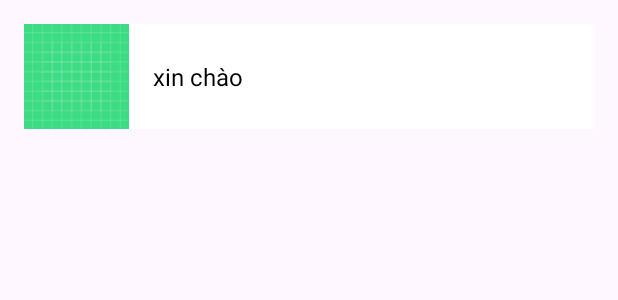
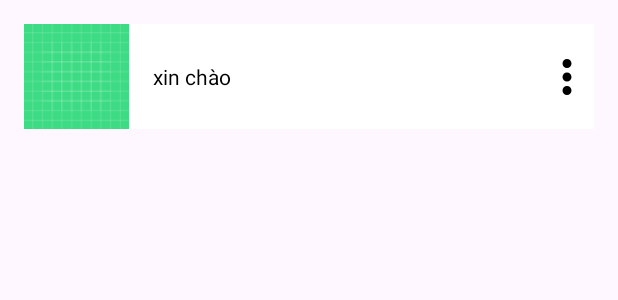
Before and after one commit to chuducnam706/MySharedPhotos, an Android app: the layout item_file.xml on its own in the app's theme, with its tools: preview values and no code run, on a phone screen of 412 x 824 dp. Shown: the top 300 px of the screen. Run offline under Robolectric (Android 15) with nearby library versions, the phone set to English and light mode, and no system bars.

Commit message:
make button delete xml

```diff
--- a/app/src/main/java/com/example/storage/FileActivity.java
+++ b/app/src/main/java/com/example/storage/FileActivity.java
@@ -12,6 +12,7 @@ import android.os.Bundle;
 import android.os.Environment;
 import android.util.Log;
 import android.view.View;
+import android.widget.Toast;
 
 import androidx.annotation.Nullable;
 import androidx.appcompat.app.AppCompatActivity;
@@ -114,4 +115,9 @@ public class FileActivity extends AppCompatActivity implements onClickItem {
         startActivity(intent);
     }
 
+    @Override
+    public void onClickOption(FolderModel model) {
+        Toast.makeText(FileActivity.this, "Bạn đã nhấn vào nút tuỳ chọn: " , Toast.LENGTH_SHORT).show();
+    }
+
 }
--- a/app/src/main/java/com/example/storage/FileAdapter.java
+++ b/app/src/main/java/com/example/storage/FileAdapter.java
@@ -3,6 +3,7 @@ package com.example.storage;
 import android.view.LayoutInflater;
 import android.view.View;
 import android.view.ViewGroup;
+import android.widget.Toast;
 
 import androidx.annotation.NonNull;
 import androidx.recyclerview.widget.RecyclerView;
@@ -55,12 +56,19 @@ public class FileAdapter extends RecyclerView.Adapter<FileAdapter.ViewHolder> {
             super(binding.getRoot());
             this.binding = binding;
 
-
-            binding.getRoot().setOnClickListener(new View.OnClickListener() {
+            binding.imgStorage.setOnClickListener(new View.OnClickListener() {
                 @Override
                 public void onClick(View v) {
                     FolderModel model = data.get(getAbsoluteAdapterPosition());
                     clickItem.onClick(model);
+                }
+            });
+
+            binding.btnOption.setOnClickListener(new View.OnClickListener() {
+                @Override
+                public void onClick(View v) {
+                    FolderModel model = data.get(getAbsoluteAdapterPosition());
+                    clickItem.onClickOption(model);
                 }
             });
         }
--- a/app/src/main/java/com/example/storage/FolderActivity.java
+++ b/app/src/main/java/com/example/storage/FolderActivity.java
@@ -63,4 +63,9 @@
         @Override
         public void onClick(FolderModel model) {}
 
+        @Override
+        public void onClickOption(FolderModel model) {
+
+        }
+
     }
--- a/app/src/main/java/com/example/storage/onClickItem.java
+++ b/app/src/main/java/com/example/storage/onClickItem.java
@@ -3,4 +3,5 @@ package com.example.storage;
 public interface onClickItem {
     void onClick(FolderData data);
     void onClick(FolderModel model);
+    void onClickOption(FolderModel model);
 }
--- /dev/null
+++ b/app/src/main/res/drawable/baseline_more_vert_24.xml
@@ -0,0 +1,5 @@
+<vector xmlns:android="http://schemas.android.com/apk/res/android" android:height="36dp" android:tint="#000000" android:viewportHeight="24" android:viewportWidth="24" android:width="36dp">
+
+    <path android:fillColor="@android:color/white" android:pathData="M12,8c1.1,0 2,-0.9 2,-2s-0.9,-2 -2,-2 -2,0.9 -2,2 0.9,2 2,2zM12,10c-1.1,0 -2,0.9 -2,2s0.9,2 2,2 2,-0.9 2,-2 -0.9,-2 -2,-2zM12,16c-1.1,0 -2,0.9 -2,2s0.9,2 2,2 2,-0.9 2,-2 -0.9,-2 -2,-2z"/>
+
+</vector>
--- a/app/src/main/res/layout/item_file.xml
+++ b/app/src/main/res/layout/item_file.xml
@@ -10,20 +10,34 @@
         android:id="@+id/imgStorage"
         android:layout_width="70dp"
         android:layout_height="70dp"
+        android:src="@drawable/ic_launcher_background"
         app:layout_constraintStart_toStartOf="parent"
-        app:layout_constraintTop_toTopOf="parent"
-        android:src="@drawable/ic_launcher_background" />
+        app:layout_constraintTop_toTopOf="parent" />
 
     <TextView
         android:id="@+id/txtTitlePath"
+        android:layout_width="240dp"
+        android:layout_height="wrap_content"
+        android:layout_marginStart="16dp"
+        android:text="xin chào"
+        android:textColor="@color/black"
+        android:textSize="14sp"
+        app:layout_constraintBottom_toBottomOf="@id/imgStorage"
+        app:layout_constraintStart_toEndOf="@id/imgStorage"
+        app:layout_constraintTop_toTopOf="@id/imgStorage"
+        android:inputType="textMultiLine"
+        android:singleLine="false"
+        android:maxLines="2"
+        android:ellipsize="end"
+        />
+
+    <TextView
+        android:id="@+id/btnOption"
         android:layout_width="wrap_content"
         android:layout_height="wrap_content"
-        android:text="xin chào"
-        android:textSize="16sp"
-        android:textColor="@color/black"
-        app:layout_constraintStart_toEndOf="@id/imgStorage"
-        app:layout_constraintTop_toTopOf="@id/imgStorage"
-        app:layout_constraintBottom_toBottomOf="@id/imgStorage"
-        android:layout_marginStart="16dp" />
+        android:background="@drawable/baseline_more_vert_24"
+        app:layout_constraintBottom_toBottomOf="parent"
+        app:layout_constraintEnd_toEndOf="parent"
+        app:layout_constraintTop_toTopOf="parent" />
 
 </androidx.constraintlayout.widget.ConstraintLayout>
```
